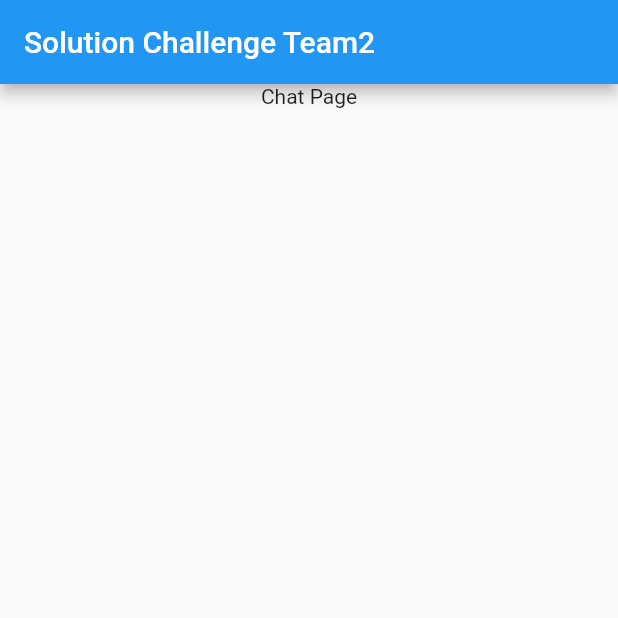
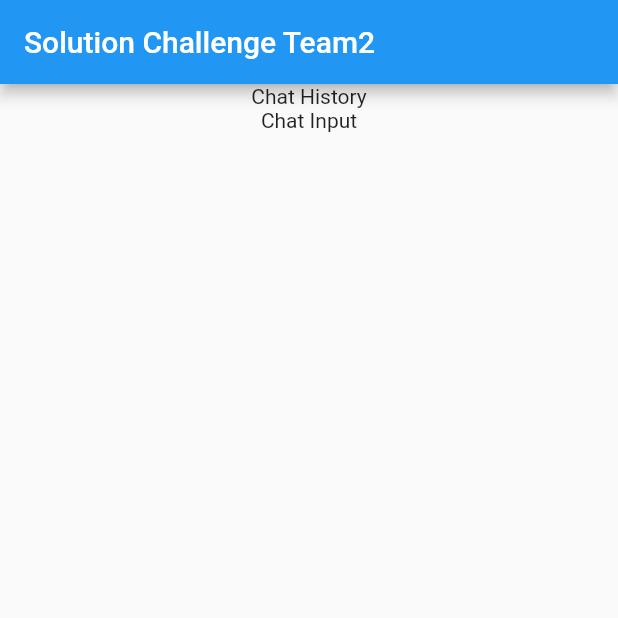
Before and after one commit to GDSC-CAU/Wiro-Flutter-App, a Flutter app: the screen it shows once a user with an empty profile is signed in, item 3 of the bottom bar chosen, on a phone screen of 412 x 824 dp, the top half of it. Run offline on Flutter 3.47's test engine with Material 2 defaults, Android fonts, the phone set to English and light mode, and no system bars; our stand-ins replace firebase_auth, firebase_core, google_sign_in; accounts and stored records are empty; generated files the repository leaves out were written again.

Commit message:
Update ChatPage : Added Basic Layout

```diff
--- a/lib/pages/Chat.dart
+++ b/lib/pages/Chat.dart
@@ -6,9 +6,10 @@ class ChatPage extends StatelessWidget {
   @override
   Widget build(BuildContext context) {
     return Column(
-      children: const [
-        Text("Chat Page")
-      ]
+        children: const [
+          Flexible(flex: 4, child: Text("Chat History")),
+          Flexible(flex: 1, child: Text("Chat Input")),
+        ]
     );
   }
 }
```
